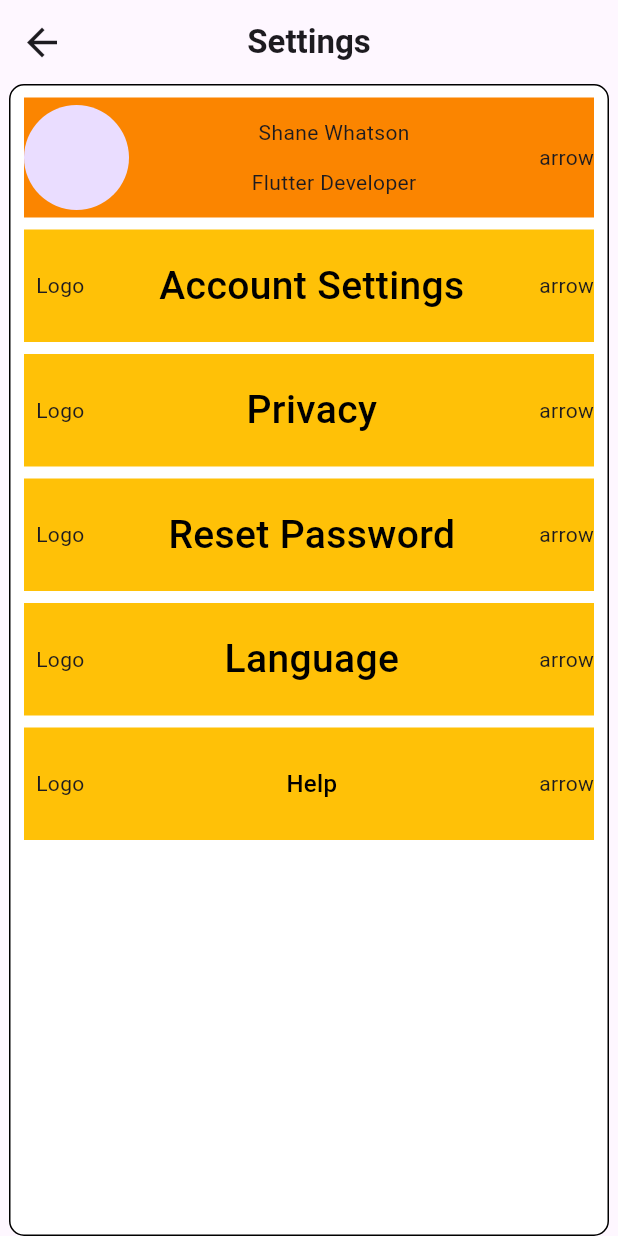
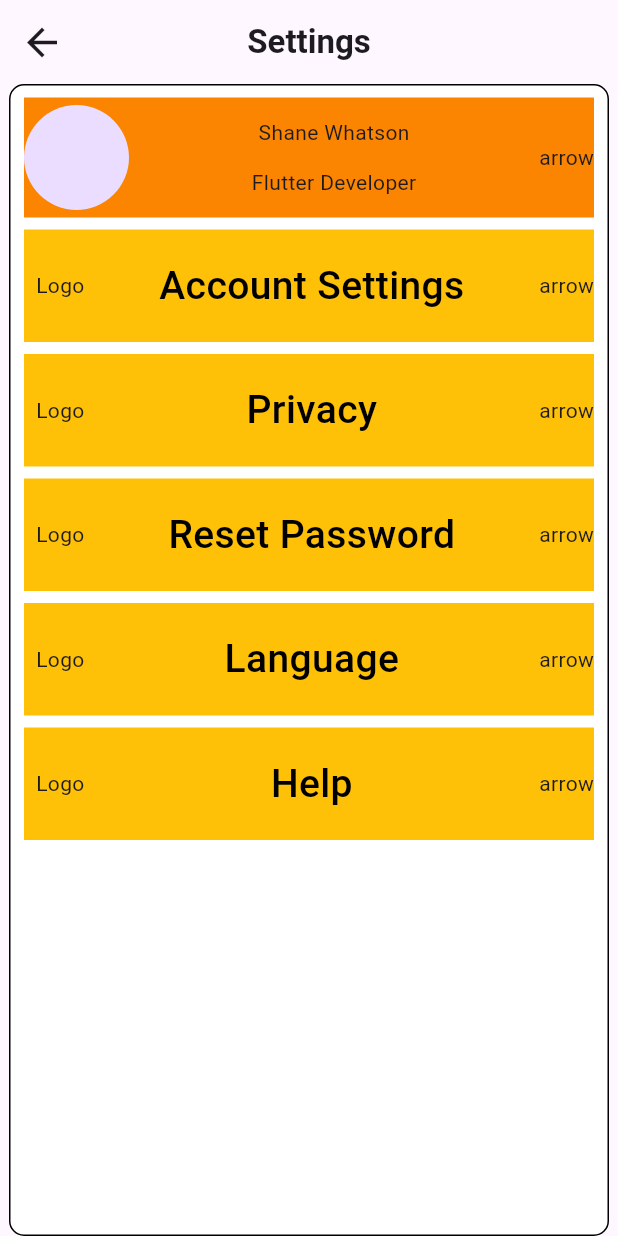
Before and after one commit to Nived-Manoj/Tasky-App, a Flutter app: the Settings screen opened directly, on a phone screen of 412 x 824 dp. Run offline on Flutter 3.47's test engine with Material 3 defaults, Android fonts, the phone set to English and light mode, and no system bars; our stand-ins replace lottie, percent_indicator.

Commit message:
initial commit

```diff
--- a/lib/view/settings.dart
+++ b/lib/view/settings.dart
@@ -160,7 +160,7 @@ class Settings extends StatelessWidget {
                           "Help",
                           style: TextStyle(
                               color: ColorConstant.Black,
-                              fontSize: 16,
+                              fontSize: 26,
                               fontWeight: FontWeight.w500),
                         ),
                         Text("arrow"),
@@ -168,7 +168,7 @@ class Settings extends StatelessWidget {
                 ),
               ),
               SizedBox(
-                height: 10,
+                height: 8,
               ),
             ],
           ),
```
